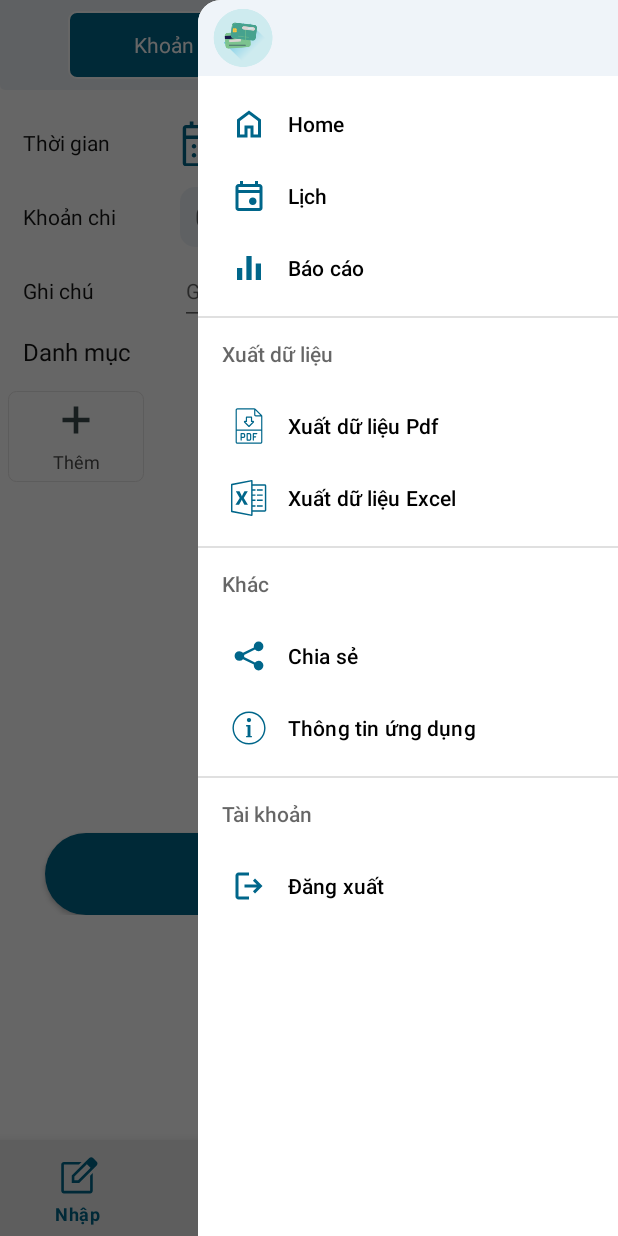
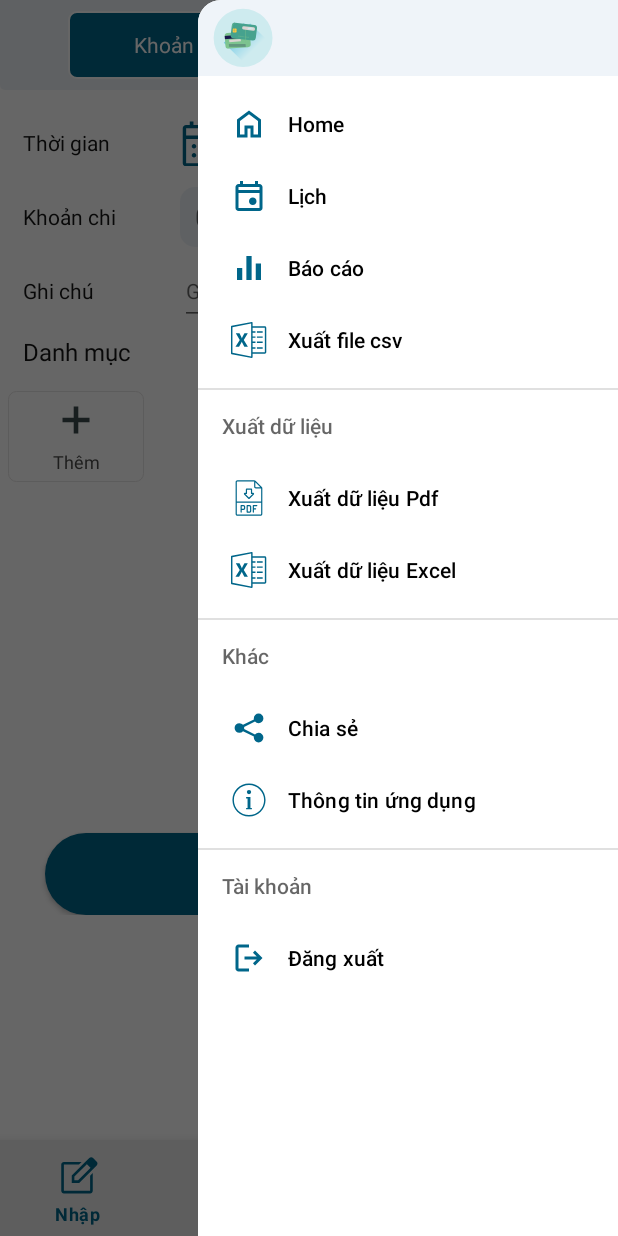
Before and after one commit to honamtu203/DATN_SICT, an Android app: the screen it shows after launch once a user with an empty profile is signed in (HomeActivity), with the side drawer open, on a phone screen of 412 x 824 dp. Run offline under Robolectric (Android 15) with nearby library versions, the phone set to English and light mode, and no system bars; our stand-ins replace Dagger/Hilt's generated code, Firebase (no records; nobody signed in at launch, a user with empty details on screens opened directly), data binding, navigation-ui; Roboto replaces fonts that are not available here; 2 statements that could not run were skipped.

Commit message:
Complete fix language in pdf file and fix pie chart display in pdf file. Go to deploy csv export, fix many bug in CsvExportHelper

```diff
--- a/app/src/main/java/com/qltc/finace/view/activity/home/HomeActivity.kt
+++ b/app/src/main/java/com/qltc/finace/view/activity/home/HomeActivity.kt
@@ -162,6 +162,10 @@ class HomeActivity : BaseActivity<ActivityMainBinding, HomeActivityViewModel>(){
                     // Handle information display
                     true
                 }
+                R.id.item_drawer_csv -> {
+                    navController?.navigate(R.id.frg_export_csv)
+                    true
+                }
                 R.id.log_out -> {
                     FirebaseAuth.getInstance().signOut()
                     signOutFromGoogle()
--- a/app/src/main/res/menu/main_drawer.xml
+++ b/app/src/main/res/menu/main_drawer.xml
@@ -18,6 +18,11 @@
         android:icon="@drawable/ic_report"
         android:iconTint="@color/orange"
         android:title="@string/report" />
+    <item
+        android:id="@+id/item_drawer_csv"
+        android:icon="@drawable/ic_excel"
+        android:iconTint="@color/orange"
+        android:title="Xuất file csv" />
     <group>
        <item android:title="@string/drawer_export">
            <menu>
```
Also changed, not shown: app/src/main/assets/fonts/montserrat-bold.ttf (deleted).
